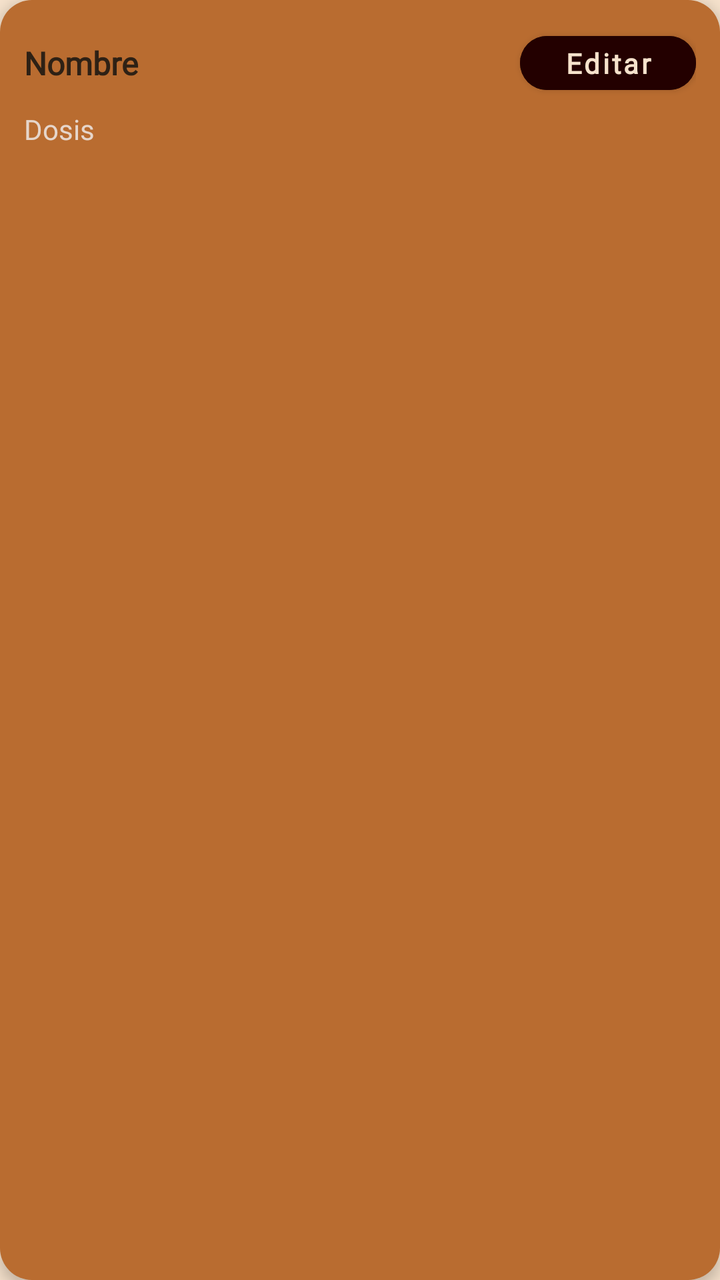
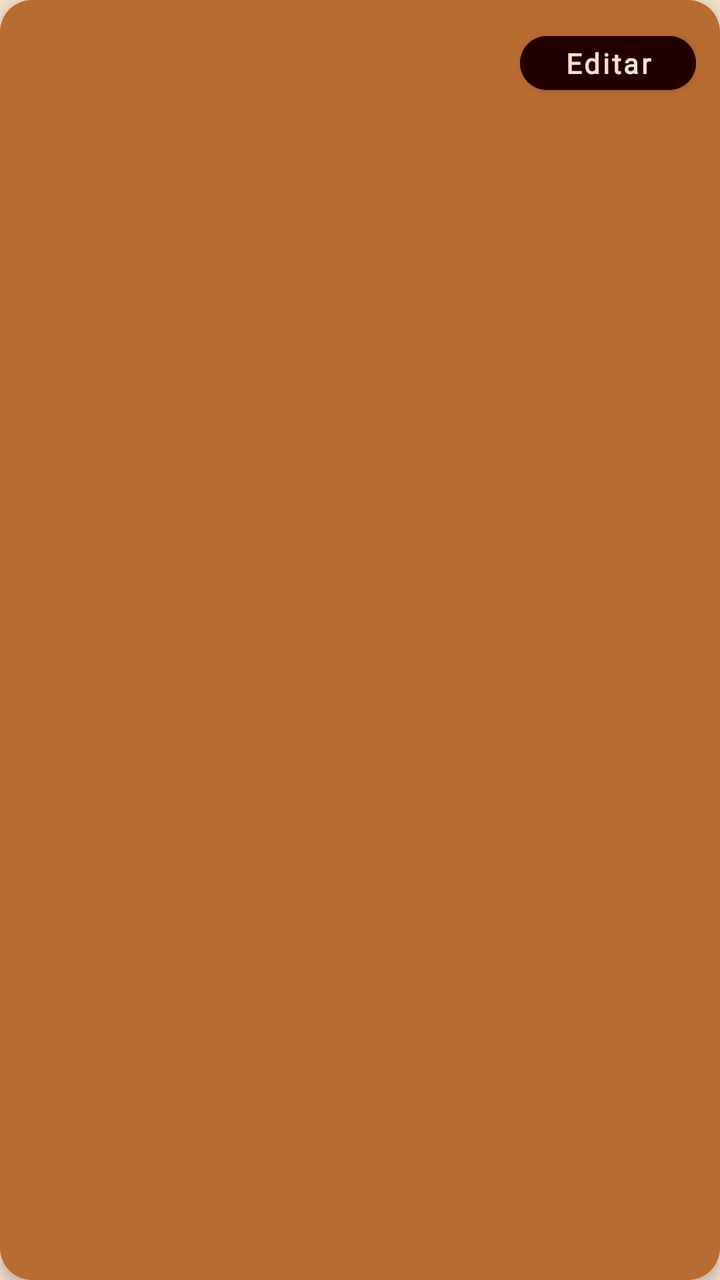

The first picture is an Android layout as it rendered before a commit; the second is the same layout after the commit. The layout source and the unified diff follow.
<!-- AndroidManifest.xml: application theme Theme.Loveito -->
<!-- res/layout/item_medication_card.xml -->
<?xml version="1.0" encoding="utf-8"?>
<LinearLayout xmlns:android="http://schemas.android.com/apk/res/android"
    xmlns:app="http://schemas.android.com/apk/res-auto"
    android:layout_width="match_parent"
    android:layout_height="wrap_content"
    android:orientation="vertical"
    android:background="@drawable/bg_pet_item"
    android:elevation="4dp"
    android:padding="12dp"
    android:layout_marginBottom="12dp"
    android:longClickable="true">

    
    <androidx.constraintlayout.widget.ConstraintLayout
        android:layout_width="match_parent"
        android:layout_height="wrap_content">

        <TextView
            android:id="@+id/tvMedName"
            android:layout_width="0dp"
            android:layout_height="wrap_content"
            android:textStyle="bold"
            android:textSize="16sp"
            android:fontFamily="@font/nunito_semibold"
            android:textColor="@color/text_primary"
            android:text="Nombre"
            app:layout_constraintStart_toStartOf="parent"
            app:layout_constraintTop_toTopOf="parent"
            app:layout_constraintBottom_toBottomOf="@id/btnEditMedication"
            app:layout_constraintEnd_toStartOf="@id/btnEditMedication"
            app:layout_constraintHorizontal_bias="0" />

        
        <com.google.android.material.button.MaterialButton
            android:id="@+id/btnEditMedication"
            style="@style/NunitoBoldButtonRounded"
            android:layout_width="wrap_content"
            android:layout_height="wrap_content"
            android:text="@string/pet_btn_edit"
            android:contentDescription="@string/medication_edit_button"
            android:textSize="14sp"
            android:minHeight="32dp"
            android:paddingStart="16dp"
            android:paddingEnd="16dp"
            app:layout_constraintEnd_toEndOf="parent"
            app:layout_constraintTop_toTopOf="parent"
            app:layout_constraintBottom_toBottomOf="parent" />
    </androidx.constraintlayout.widget.ConstraintLayout>

    
    <TextView
        android:id="@+id/tvMedDose"
        android:layout_width="match_parent"
        android:layout_height="wrap_content"
        android:layout_marginTop="4dp"
        android:textSize="14sp"
        android:fontFamily="@font/nunito_light"
        android:textColor="@color/text_secondary"
        android:text="Dosis" />

    
    <com.google.android.material.chip.ChipGroup
        android:id="@+id/chipGroupMedTimes"
        android:layout_width="match_parent"
        android:layout_height="wrap_content"
        android:layout_marginTop="6dp"
        app:singleLine="false"
        app:singleSelection="false"
        app:chipSpacingHorizontal="6dp"
        app:chipSpacingVertical="4dp" />

</LinearLayout>
<!-- resources referenced by this layout -->
<resources>
  <color name="text_primary">#2E2115</color>
  <color name="text_secondary">@color/rust_tinted_off_white</color>
  <!-- drawable bg_pet_item (drawable) -->
  <?xml version="1.0" encoding="utf-8"?>
  <shape xmlns:android="http://schemas.android.com/apk/res/android"
      android:shape="rectangle">
      <solid android:color="#b96c30" />
      <corners android:radius="16dp" />
      
  </shape>
  <string name="medication_edit_button">Editar medicamento</string>
  <string name="pet_btn_edit">Editar</string>
  <style name="NunitoBoldButtonRounded" parent="Widget.MaterialComponents.Button">
          <item name="android:fontFamily">@font/nunito_semibold</item>
          <item name="android:textStyle">bold</item>
          <item name="android:textSize">18sp</item>
          <item name="android:textAllCaps">false</item>
          <item name="android:backgroundTint">@color/accent_primary</item>
          <item name="android:textColor">@color/accent_on</item>
          <item name="cornerRadius">32dp</item>
      </style>
  <style name="Theme.Loveito" parent="Theme.Material3.DayNight.NoActionBar">
          <item name="colorPrimary">@color/bg_primary</item>
          <item name="colorOnPrimary">@color/text_primary</item>
          <item name="colorSecondary">@color/accent_primary</item>
          <item name="colorOnSecondary">@color/accent_on</item>
          <item name="android:colorBackground">@color/bg_primary</item>
          <item name="colorSurface">@color/bg_surface</item>
          <item name="colorOnSurface">@color/text_primary</item>
          <item name="colorError">@color/error_default</item>
          <item name="colorOnError">@color/text_primary</item>
          
          <item name="android:textCursorDrawable">@drawable/cursor_maroon</item>
      </style>
  <color name="rust_tinted_off_white">#E6D6CB</color>
  <color name="accent_primary">#230000</color>
  <color name="accent_on">#F6E2CC</color>
  <color name="bg_primary">#F6E2CC</color>
  <color name="bg_surface">#F6E2CC</color>
  <color name="error_default">@color/error_accessible</color>
  <!-- drawable cursor_maroon (drawable) -->
  <?xml version="1.0" encoding="utf-8"?>
  <shape xmlns:android="http://schemas.android.com/apk/res/android" android:shape="rectangle">
      
      <size android:width="1dp" />
      <solid android:color="@color/maroon_900" />
  </shape>
  <color name="error_accessible">#CF6679</color>
  <color name="maroon_900">#230000</color>
</resources>

<!-- the commit's change to res/layout/item_medication_card.xml (unified diff, before → after) -->
@@ -23,7 +23,6 @@
             android:textSize="16sp"
             android:fontFamily="@font/nunito_semibold"
             android:textColor="@color/text_primary"
-            android:text="Nombre"
             app:layout_constraintStart_toStartOf="parent"
             app:layout_constraintTop_toTopOf="parent"
             app:layout_constraintBottom_toBottomOf="@id/btnEditMedication"
@@ -55,8 +54,7 @@
         android:layout_marginTop="4dp"
         android:textSize="14sp"
         android:fontFamily="@font/nunito_light"
-        android:textColor="@color/text_secondary"
-        android:text="Dosis" />
+        android:textColor="@color/text_secondary" />
 
     
     <com.google.android.material.chip.ChipGroup
